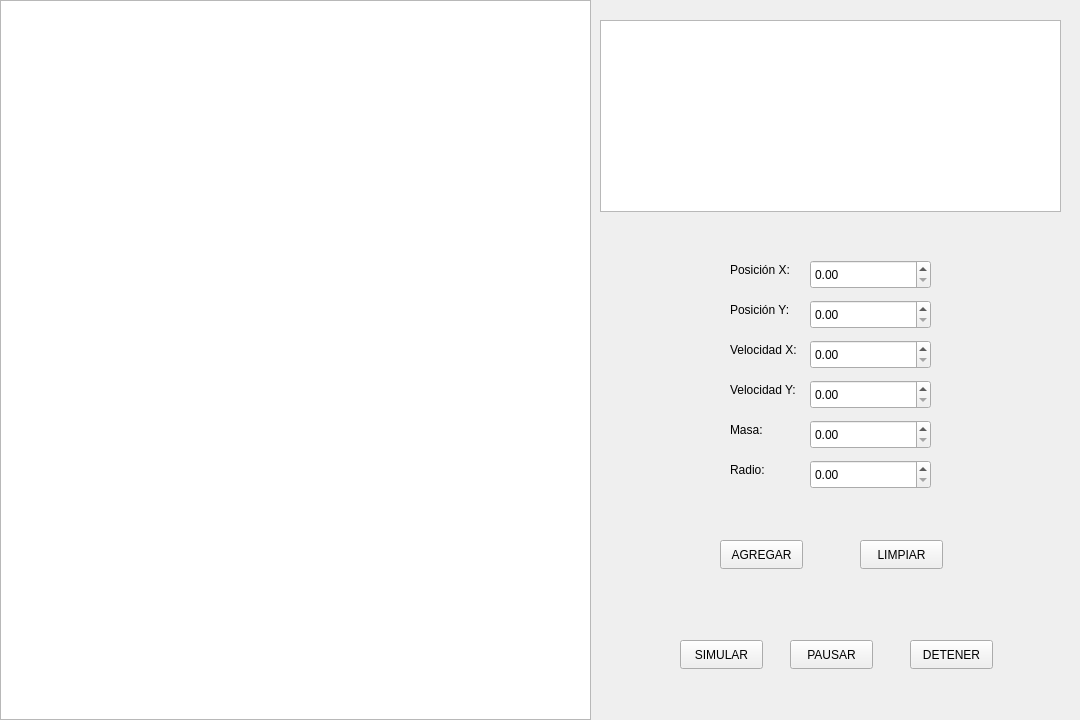
Old version of the form Lab_06/widget.ui in the repository jjsv20/info-ii.
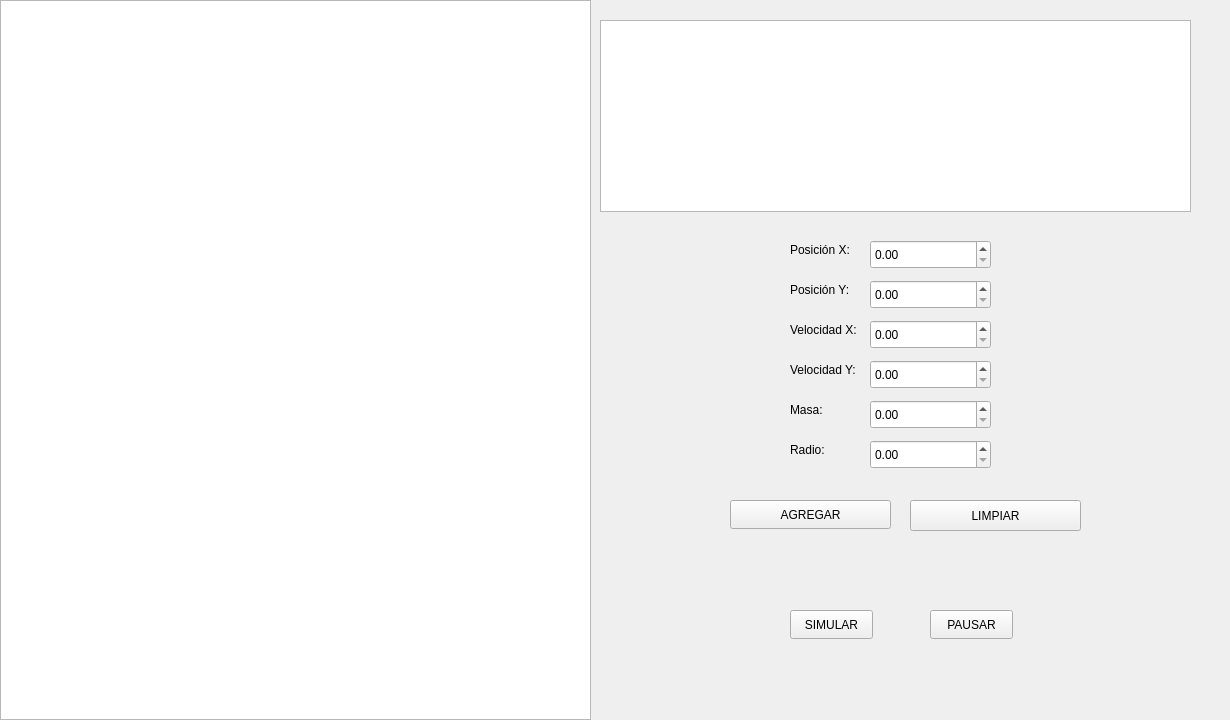
New version of the form.

```diff
--- a/Lab_06/widget.ui
+++ b/Lab_06/widget.ui
@@ -6,7 +6,7 @@
    <rect>
     <x>0</x>
     <y>0</y>
-    <width>1080</width>
+    <width>1230</width>
     <height>720</height>
    </rect>
   </property>
@@ -26,9 +26,9 @@
   <widget class="QPushButton" name="agregar">
    <property name="geometry">
     <rect>
-     <x>720</x>
-     <y>540</y>
-     <width>83</width>
+     <x>730</x>
+     <y>500</y>
+     <width>161</width>
      <height>29</height>
     </rect>
    </property>
@@ -39,10 +39,10 @@
   <widget class="QPushButton" name="limpiar">
    <property name="geometry">
     <rect>
-     <x>860</x>
-     <y>540</y>
-     <width>83</width>
-     <height>29</height>
+     <x>910</x>
+     <y>500</y>
+     <width>171</width>
+     <height>31</height>
     </rect>
    </property>
    <property name="text">
@@ -52,8 +52,8 @@
   <widget class="QPushButton" name="simular">
    <property name="geometry">
     <rect>
-     <x>680</x>
-     <y>640</y>
+     <x>790</x>
+     <y>610</y>
      <width>83</width>
      <height>29</height>
     </rect>
@@ -65,8 +65,8 @@
   <widget class="QPushButton" name="pausar">
    <property name="geometry">
     <rect>
-     <x>790</x>
-     <y>640</y>
+     <x>930</x>
+     <y>610</y>
      <width>83</width>
      <height>29</height>
     </rect>
@@ -75,25 +75,12 @@
     <string>PAUSAR</string>
    </property>
   </widget>
-  <widget class="QPushButton" name="pushButton_5">
-   <property name="geometry">
-    <rect>
-     <x>910</x>
-     <y>640</y>
-     <width>83</width>
-     <height>29</height>
-    </rect>
-   </property>
-   <property name="text">
-    <string>DETENER</string>
-   </property>
-  </widget>
   <widget class="QTableWidget" name="tabla">
    <property name="geometry">
     <rect>
      <x>600</x>
      <y>20</y>
-     <width>461</width>
+     <width>591</width>
      <height>192</height>
     </rect>
    </property>
@@ -101,8 +88,8 @@
   <widget class="QDoubleSpinBox" name="x">
    <property name="geometry">
     <rect>
-     <x>810</x>
-     <y>260</y>
+     <x>870</x>
+     <y>240</y>
      <width>121</width>
      <height>29</height>
     </rect>
@@ -111,8 +98,8 @@
   <widget class="QLabel" name="label">
    <property name="geometry">
     <rect>
-     <x>730</x>
-     <y>260</y>
+     <x>790</x>
+     <y>240</y>
      <width>71</width>
      <height>20</height>
     </rect>
@@ -124,8 +111,8 @@
   <widget class="QLabel" name="label_2">
    <property name="geometry">
     <rect>
-     <x>730</x>
-     <y>300</y>
+     <x>790</x>
+     <y>280</y>
      <width>71</width>
      <height>20</height>
     </rect>
@@ -137,8 +124,8 @@
   <widget class="QDoubleSpinBox" name="y">
    <property name="geometry">
     <rect>
-     <x>810</x>
-     <y>300</y>
+     <x>870</x>
+     <y>280</y>
      <width>121</width>
      <height>29</height>
     </rect>
@@ -147,8 +134,8 @@
   <widget class="QLabel" name="label_3">
    <property name="geometry">
     <rect>
-     <x>730</x>
-     <y>340</y>
+     <x>790</x>
+     <y>320</y>
      <width>71</width>
      <height>20</height>
     </rect>
@@ -160,8 +147,8 @@
   <widget class="QDoubleSpinBox" name="vx">
    <property name="geometry">
     <rect>
-     <x>810</x>
-     <y>340</y>
+     <x>870</x>
+     <y>320</y>
      <width>121</width>
      <height>29</height>
     </rect>
@@ -170,8 +157,8 @@
   <widget class="QLabel" name="label_4">
    <property name="geometry">
     <rect>
-     <x>730</x>
-     <y>380</y>
+     <x>790</x>
+     <y>360</y>
      <width>71</width>
      <height>20</height>
     </rect>
@@ -183,8 +170,8 @@
   <widget class="QDoubleSpinBox" name="vy">
    <property name="geometry">
     <rect>
-     <x>810</x>
-     <y>380</y>
+     <x>870</x>
+     <y>360</y>
      <width>121</width>
      <height>29</height>
     </rect>
@@ -193,8 +180,8 @@
   <widget class="QLabel" name="label_5">
    <property name="geometry">
     <rect>
-     <x>730</x>
-     <y>420</y>
+     <x>790</x>
+     <y>400</y>
      <width>71</width>
      <height>20</height>
     </rect>
@@ -206,8 +193,8 @@
   <widget class="QDoubleSpinBox" name="m">
    <property name="geometry">
     <rect>
-     <x>810</x>
-     <y>420</y>
+     <x>870</x>
+     <y>400</y>
      <width>121</width>
      <height>29</height>
     </rect>
@@ -216,8 +203,8 @@
   <widget class="QLabel" name="label_6">
    <property name="geometry">
     <rect>
-     <x>730</x>
-     <y>460</y>
+     <x>790</x>
+     <y>440</y>
      <width>71</width>
      <height>20</height>
     </rect>
@@ -229,8 +216,8 @@
   <widget class="QDoubleSpinBox" name="r">
    <property name="geometry">
     <rect>
-     <x>810</x>
-     <y>460</y>
+     <x>870</x>
+     <y>440</y>
      <width>121</width>
      <height>29</height>
     </rect>
```
Left out of the diff: 1 changed line with no effect on the pictures.
